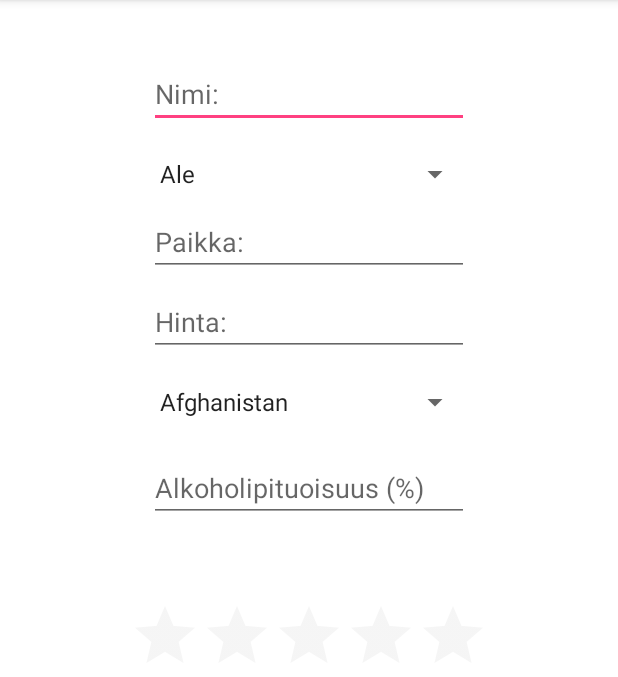
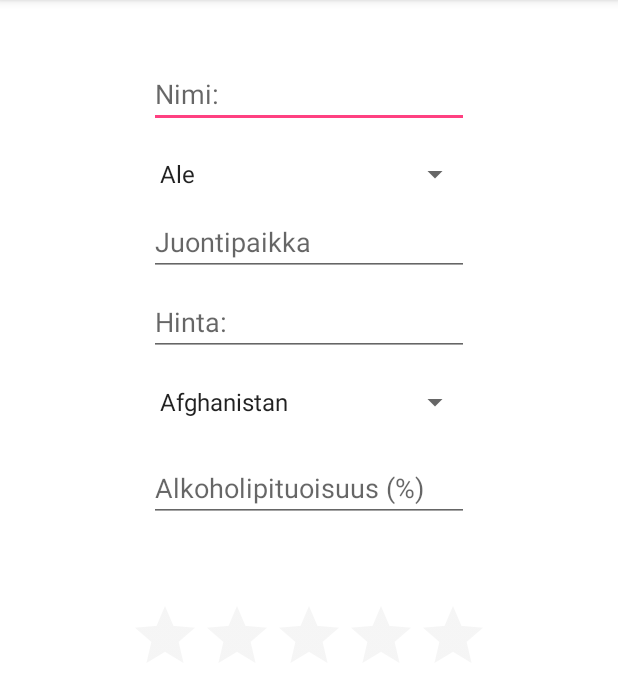
Before and after one commit to Hammaspeikko/Olutkellari, an Android app: the ArvosteleOlutActivity screen opened directly, with no data from a screen before it, on a phone screen of 412 x 824 dp, the part 84-761 px from its top. Run offline under Robolectric (Android 15) with nearby library versions, the phone set to English and light mode, and no system bars.

Commit message:
Modified the hint text

```diff
--- a/app/src/main/res/layout/activity_arvostele_olut.xml
+++ b/app/src/main/res/layout/activity_arvostele_olut.xml
@@ -57,7 +57,7 @@
         app:layout_constraintRight_toRightOf="parent"
         android:layout_marginStart="16dp"
         app:layout_constraintLeft_toLeftOf="parent"
-        android:hint="Paikka:" />
+        android:hint="Juontipaikka" />
 
     <EditText
         android:layout_width="wrap_content"
```
